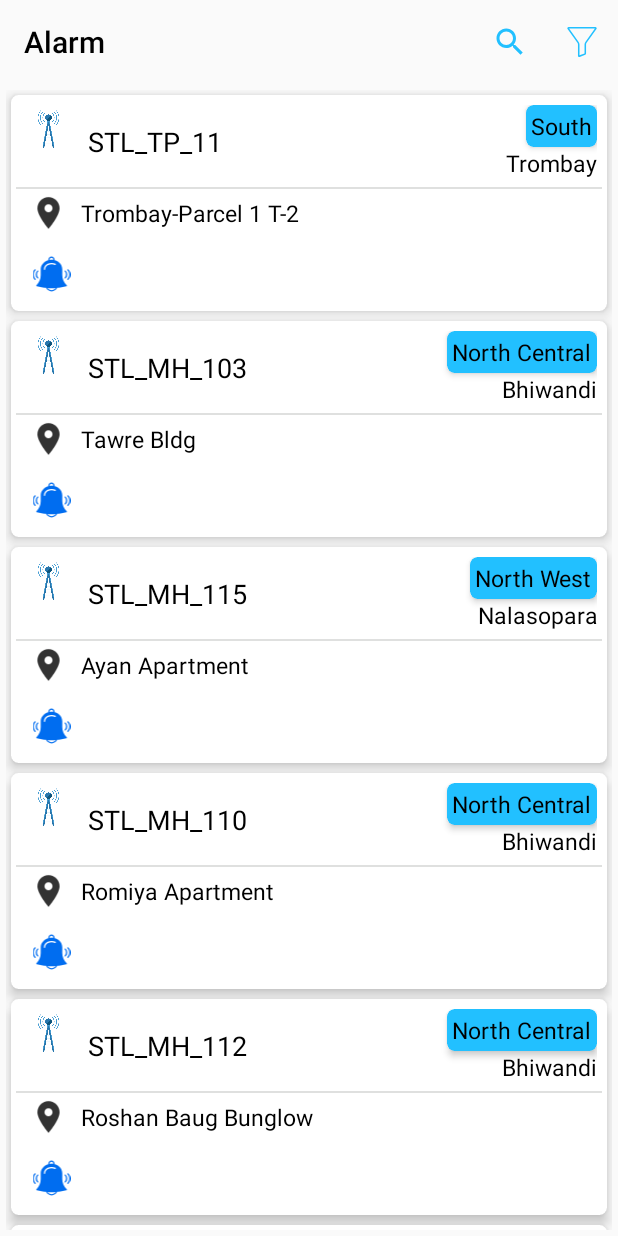
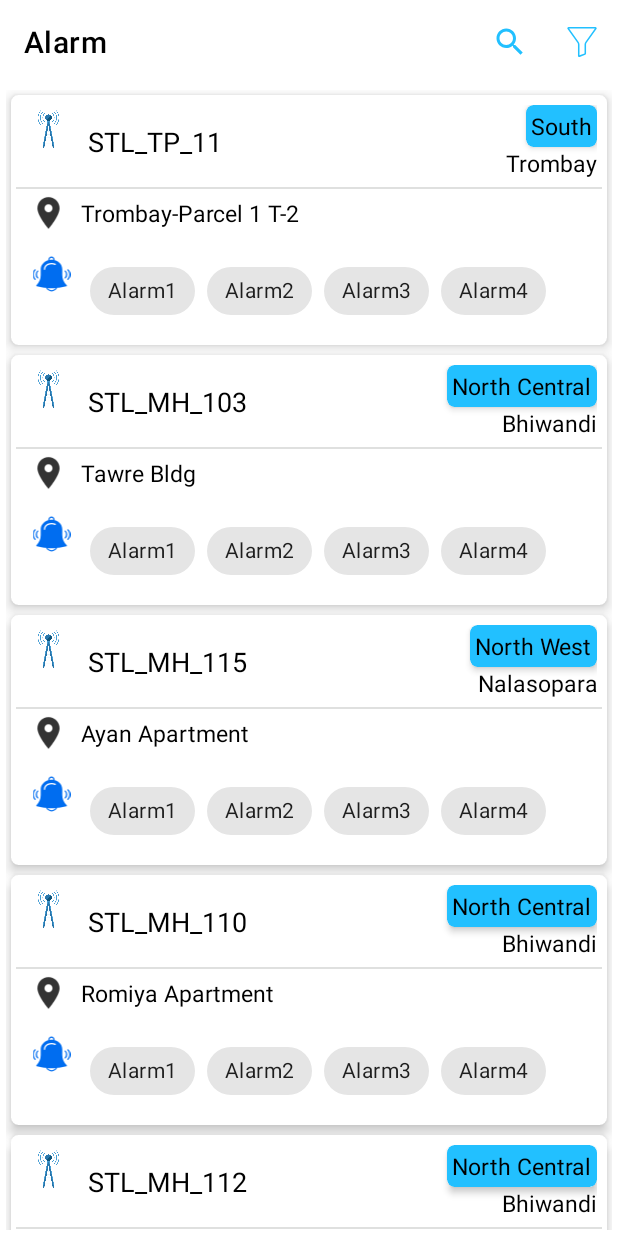
Before and after one commit to abhishekgupta-99/Suyog_App, an Android app: the screen it shows after launch (MainActivity), on a phone screen of 412 x 824 dp. Run offline under Robolectric (Android 15) with nearby library versions, the phone set to English and light mode, and no system bars; libraries missing offline, so code that uses them is left out: com.hootsuite.nachos; plain views replace NachoTextView.

Commit message:
Item_card_final with chips

```diff
--- a/app/build.gradle
+++ b/app/build.gradle
@@ -32,5 +32,6 @@ dependencies {
     implementation 'org.eclipse.paho:org.eclipse.paho.client.mqttv3:1.1.0'
     implementation 'org.eclipse.paho:org.eclipse.paho.android.service:1.1.1'
     implementation "com.hootsuite.android:nachos:1.1.1"
+   // implementation 'com.google.android.material:material:1.0.0'
 
 }
--- a/app/src/main/AndroidManifest.xml
+++ b/app/src/main/AndroidManifest.xml
@@ -1,5 +1,6 @@
 <?xml version="1.0" encoding="utf-8"?>
 <manifest xmlns:android="http://schemas.android.com/apk/res/android"
+    xmlns:tools="http://schemas.android.com/tools"
     package="com.example.bhavya.suyog">
 
     <uses-permission android:name="android.permission.INTERNET" />
@@ -13,7 +14,7 @@
         android:label="@string/app_name"
         android:roundIcon="@mipmap/ic_launcher_round"
         android:supportsRtl="true"
-        android:theme="@style/AppTheme">
+        android:theme="@style/AppThemeMaterial">
         <service android:name="org.eclipse.paho.android.service.MqttService" />
         <activity android:name=".Activities.MainActivity">
             <intent-filter>
--- a/app/src/main/res/layout/alarm_list_item.xml
+++ b/app/src/main/res/layout/alarm_list_item.xml
@@ -157,6 +157,50 @@
                 android:src="@drawable/ic_alarm"
                 android:layout_height="25dp" />
 
+
+            <android.support.design.chip.ChipGroup
+                android:layout_width="wrap_content"
+                android:layout_height="wrap_content"
+                android:id="@+id/alarm_chipgroup"
+                android:layout_toRightOf="@+id/bell_icon"
+                android:layout_toEndOf="@+id/bell_icon"
+                android:layout_margin="5dp">
+
+                <android.support.design.chip.Chip
+                    android:id="@+id/alarm1"
+                    android:layout_width="wrap_content"
+                    android:layout_height="wrap_content"
+                    android:text="Alarm1" />
+            <android.support.design.chip.Chip
+                android:id="@+id/alarm2"
+                android:layout_width="wrap_content"
+                android:layout_height="wrap_content"
+                android:text="Alarm2" />
+
+            <android.support.design.chip.Chip
+                android:id="@+id/alarm3"
+                android:layout_width="wrap_content"
+                android:layout_height="wrap_content"
+                android:text="Alarm3" />
+                <android.support.design.chip.Chip
+                    android:id="@+id/alarm4"
+                    android:layout_width="wrap_content"
+                    android:layout_height="wrap_content"
+                    android:text="Alarm4" />
+
+        </android.support.design.chip.ChipGroup>
+
+
+
+
+            <!--</com.google.android.material.chip.ChipGroup>-->
+
+            <!--<com.google.android.material.chip.Chip-->
+                <!--android:layout_width="wrap_content"-->
+                <!--android:layout_toRightOf="@id/bell_icon"-->
+                <!--android:layout_height="wrap_content"-->
+                <!--android:text="Dummy" />-->
+
             <!--<TextView-->
             <!--android:id="@+id/alarm_text"-->
             <!--android:layout_width="wrap_content"-->
--- a/app/src/main/res/values/styles.xml
+++ b/app/src/main/res/values/styles.xml
@@ -1,5 +1,11 @@
 <resources>
-
+    <style name="AppThemeMaterial" parent="Theme.MaterialComponents.Light.NoActionBar">
+        <!-- Customize your theme here. -->
+        <item name="colorPrimary">@color/colorPrimary</item>
+        <item name="colorPrimaryDark">@color/colorPrimaryDark</item>
+        <item name="colorAccent">@color/colorAccent</item>
+        <item name="chipIconTint">@color/grey</item>
+    </style>
     <!-- Base application theme. -->
     <!--<style name="AppTheme" parent="Theme.AppCompat.Light">-->
         <!--&lt;!&ndash; Customize your theme here. &ndash;&gt;-->
```
